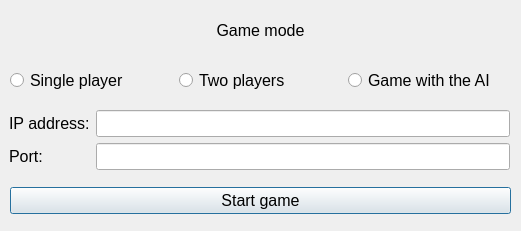
Before: the Qt Designer form config.ui in SzymonK1306/Chess, drawn with Qt 5.
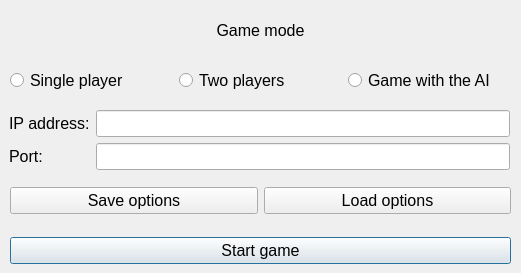
After: the same form once the commit is applied.

Commit message: Added option to save and load options using json file, pretty xml, message boxes

The edit to the form file:
```diff
--- a/config.ui
+++ b/config.ui
@@ -7,7 +7,7 @@
     <x>0</x>
     <y>0</y>
     <width>521</width>
-    <height>231</height>
+    <height>273</height>
    </rect>
   </property>
   <property name="windowTitle">
@@ -92,7 +92,7 @@
    <property name="geometry">
     <rect>
      <x>10</x>
-     <y>180</y>
+     <y>230</y>
      <width>501</width>
      <height>41</height>
     </rect>
@@ -166,6 +166,42 @@
     </item>
    </layout>
   </widget>
+  <widget class="QWidget" name="horizontalLayoutWidget_4">
+   <property name="geometry">
+    <rect>
+     <x>10</x>
+     <y>180</y>
+     <width>501</width>
+     <height>41</height>
+    </rect>
+   </property>
+   <layout class="QHBoxLayout" name="horizontalLayout_4">
+    <item>
+     <widget class="QPushButton" name="save_options_button">
+      <property name="font">
+       <font>
+        <pointsize>12</pointsize>
+       </font>
+      </property>
+      <property name="text">
+       <string>Save options</string>
+      </property>
+     </widget>
+    </item>
+    <item>
+     <widget class="QPushButton" name="load_options_button">
+      <property name="font">
+       <font>
+        <pointsize>12</pointsize>
+       </font>
+      </property>
+      <property name="text">
+       <string>Load options</string>
+      </property>
+     </widget>
+    </item>
+   </layout>
+  </widget>
  </widget>
  <resources/>
  <connections/>
```
The commit also changes 5 other files.
